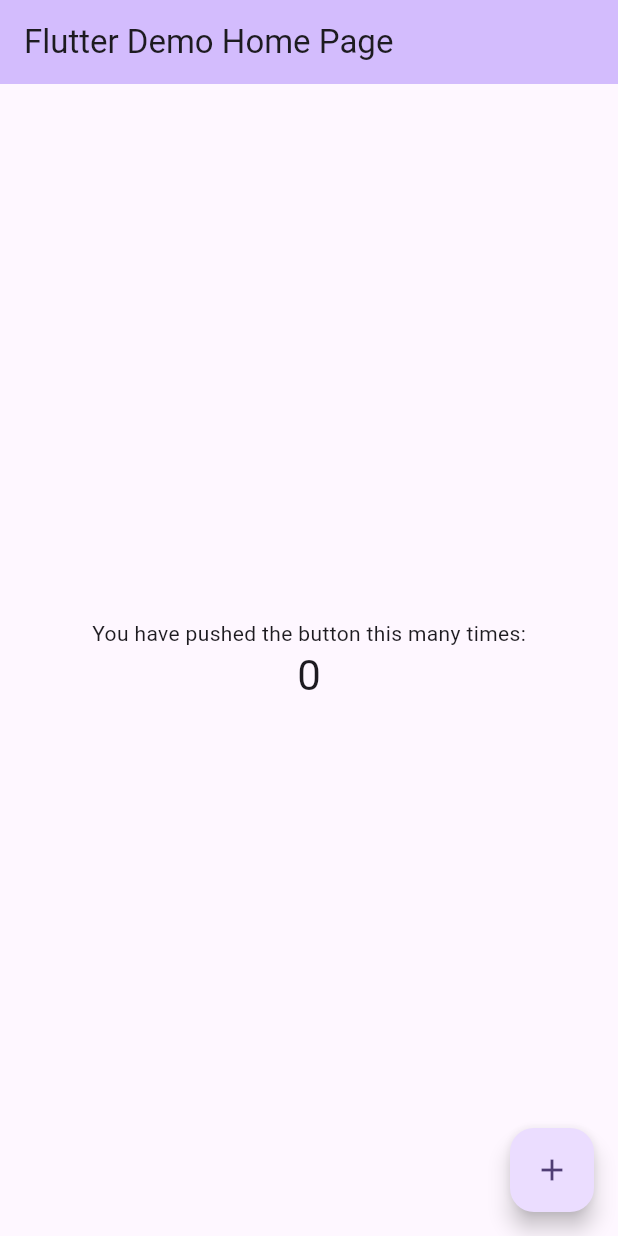
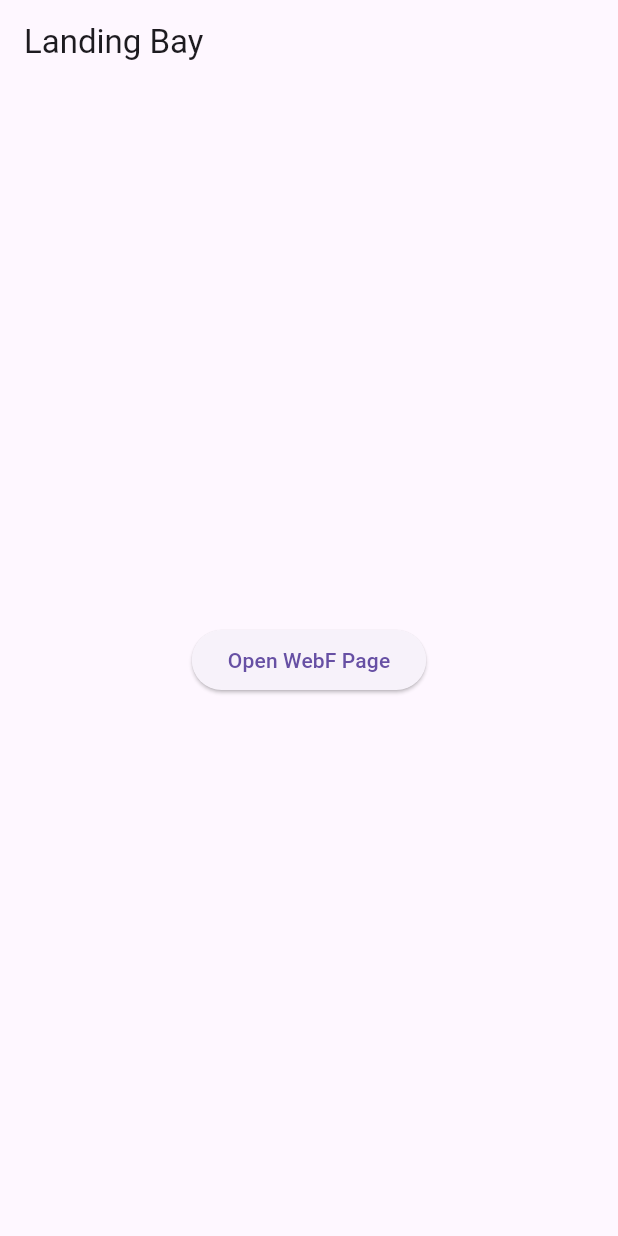
Before and after one commit to andycall/webf-issue-demo-652, a Flutter app: the screen it shows after launch, on a phone screen of 412 x 824 dp. Run offline on Flutter 3.47's test engine with Material 3 defaults, Android fonts, the phone set to English and light mode, and no system bars; missing offline and left inert: webf.

Commit message:
add demo code

```diff
--- a/lib/main.dart
+++ b/lib/main.dart
@@ -1,125 +1,128 @@
+/*
+ * Copyright (C) 2019-2022 The Kraken authors. All rights reserved.
+ * Copyright (C) 2022-present The WebF authors. All rights reserved.
+ */
+
 import 'package:flutter/material.dart';
+import 'package:webf/webf.dart';
+import 'package:webf/devtools.dart';
 
 void main() {
-  runApp(const MyApp());
+  runApp(MyApp());
 }
 
 class MyApp extends StatelessWidget {
-  const MyApp({super.key});
-
   // This widget is the root of your application.
   @override
   Widget build(BuildContext context) {
     return MaterialApp(
-      title: 'Flutter Demo',
-      theme: ThemeData(
-        // This is the theme of your application.
-        //
-        // TRY THIS: Try running your application with "flutter run". You'll see
-        // the application has a purple toolbar. Then, without quitting the app,
-        // try changing the seedColor in the colorScheme below to Colors.green
-        // and then invoke "hot reload" (save your changes or press the "hot
-        // reload" button in a Flutter-supported IDE, or press "r" if you used
-        // the command line to start the app).
-        //
-        // Notice that the counter didn't reset back to zero; the application
-        // state is not lost during the reload. To reset the state, use hot
-        // restart instead.
-        //
-        // This works for code too, not just values: Most code changes can be
-        // tested with just a hot reload.
-        colorScheme: ColorScheme.fromSeed(seedColor: Colors.deepPurple),
-        useMaterial3: true,
-      ),
-      home: const MyHomePage(title: 'Flutter Demo Home Page'),
+      title: 'Kraken Browser',
+      // theme: ThemeData.dark(),
+      debugShowCheckedModeBanner: false,
+      home: FirstPage(title: 'Landing Bay'),
     );
   }
 }
 
-class MyHomePage extends StatefulWidget {
-  const MyHomePage({super.key, required this.title});
-
-  // This widget is the home page of your application. It is stateful, meaning
-  // that it has a State object (defined below) that contains fields that affect
-  // how it looks.
-
-  // This class is the configuration for the state. It holds the values (in this
-  // case the title) provided by the parent (in this case the App widget) and
-  // used by the build method of the State. Fields in a Widget subclass are
-  // always marked "final".
-
+class FirstPage extends StatefulWidget {
+  const FirstPage({Key? key, required this.title}) : super(key: key);
   final String title;
 
   @override
-  State<MyHomePage> createState() => _MyHomePageState();
+  State<StatefulWidget> createState() {
+    return FirstPageState();
+  }
 }
 
-class _MyHomePageState extends State<MyHomePage> {
-  int _counter = 0;
+class FirstPageState extends State<FirstPage> {
+  late WebFController controller;
 
-  void _incrementCounter() {
+  WebFJavaScriptChannel javaScriptChannel = WebFJavaScriptChannel();
+
+  @override
+  void didChangeDependencies() {
+    super.didChangeDependencies();
+    controller = WebFController(
+      context,
+      methodChannel: javaScriptChannel,
+      devToolsService: ChromeDevToolsService(),
+    );
+    controller.preload(WebFBundle.fromUrl('assets:assets/bundle.html'));
+  }
+
+  @override
+  void dispose() {
+    super.dispose();
+    controller.dispose();
+  }
+
+  @override
+  Widget build(BuildContext context) {
+    return Scaffold(
+      appBar: AppBar(
+        title: Text(widget.title),
+      ),
+      body: Center(
+        child: ElevatedButton(
+          onPressed: () {
+            Navigator.push(context, MaterialPageRoute(builder: (context) {
+              return WebFDemo(controller: controller, javaScriptChannel: javaScriptChannel);
+            }));
+          },
+          child: const Text('Open WebF Page'),
+        ),
+      ),
+    );
+  }
+}
+
+class WebFDemo extends StatefulWidget {
+  final WebFController controller;
+  final WebFJavaScriptChannel javaScriptChannel;
+
+  WebFDemo({required this.controller, required this.javaScriptChannel});
+
+  @override
+  State<StatefulWidget> createState() {
+    return WebFDemoState();
+  }
+}
+
+class WebFDemoState extends State<WebFDemo> {
+  bool isLoading = false;
+
+  @override
+  void didChangeDependencies() async {
+    super.didChangeDependencies();
+    widget.javaScriptChannel.onMethodCall = (method, args) async {
+      if (method == 'submitMap') {
+        showLoading();
+      }
+    };
+  }
+
+  void showLoading() async {
     setState(() {
-      // This call to setState tells the Flutter framework that something has
-      // changed in this State, which causes it to rerun the build method below
-      // so that the display can reflect the updated values. If we changed
-      // _counter without calling setState(), then the build method would not be
-      // called again, and so nothing would appear to happen.
-      _counter++;
+      isLoading = true;  // Show the spinner before the task starts
+    });
+
+    await Future.delayed(Duration(seconds: 2));  // Simulating a delay
+
+    setState(() {
+      isLoading = false;  // Hide the spinner after the task completes
     });
   }
 
   @override
   Widget build(BuildContext context) {
-    // This method is rerun every time setState is called, for instance as done
-    // by the _incrementCounter method above.
-    //
-    // The Flutter framework has been optimized to make rerunning build methods
-    // fast, so that you can just rebuild anything that needs updating rather
-    // than having to individually change instances of widgets.
     return Scaffold(
-      appBar: AppBar(
-        // TRY THIS: Try changing the color here to a specific color (to
-        // Colors.amber, perhaps?) and trigger a hot reload to see the AppBar
-        // change color while the other colors stay the same.
-        backgroundColor: Theme.of(context).colorScheme.inversePrimary,
-        // Here we take the value from the MyHomePage object that was created by
-        // the App.build method, and use it to set our appbar title.
-        title: Text(widget.title),
-      ),
-      body: Center(
-        // Center is a layout widget. It takes a single child and positions it
-        // in the middle of the parent.
-        child: Column(
-          // Column is also a layout widget. It takes a list of children and
-          // arranges them vertically. By default, it sizes itself to fit its
-          // children horizontally, and tries to be as tall as its parent.
-          //
-          // Column has various properties to control how it sizes itself and
-          // how it positions its children. Here we use mainAxisAlignment to
-          // center the children vertically; the main axis here is the vertical
-          // axis because Columns are vertical (the cross axis would be
-          // horizontal).
-          //
-          // TRY THIS: Invoke "debug painting" (choose the "Toggle Debug Paint"
-          // action in the IDE, or press "p" in the console), to see the
-          // wireframe for each widget.
-          mainAxisAlignment: MainAxisAlignment.center,
-          children: <Widget>[
-            const Text(
-              'You have pushed the button this many times:',
-            ),
-            Text(
-              '$_counter',
-              style: Theme.of(context).textTheme.headlineMedium,
-            ),
-          ],
+        appBar: AppBar(
+          title: Text('WebF Demo'),
         ),
-      ),
-      floatingActionButton: FloatingActionButton(
-        onPressed: _incrementCounter,
-        tooltip: 'Increment',
-        child: const Icon(Icons.add),
-      ), // This trailing comma makes auto-formatting nicer for build methods.
-    );
+        body: Center(
+          // Center is a layout widget. It takes a single child and positions it
+          // in the middle of the parent.
+          child: isLoading ? CircularProgressIndicator() : WebF(controller: widget.controller),
+        ));
   }
 }
--- a/pubspec.yaml
+++ b/pubspec.yaml
@@ -30,7 +30,7 @@ environment:
 dependencies:
   flutter:
     sdk: flutter
-
+  webf: ^0.16.2
 
   # The following adds the Cupertino Icons font to your application.
   # Use with the CupertinoIcons class for iOS style icons.
@@ -57,6 +57,8 @@ flutter:
   # included with your application, so that you can use the icons in
   # the material Icons class.
   uses-material-design: true
+  assets:
+    - assets/
 
   # To add assets to your application, add an assets section, like this:
   # assets:
```
Also changed, not shown: pubspec.lock, 16 other files.
